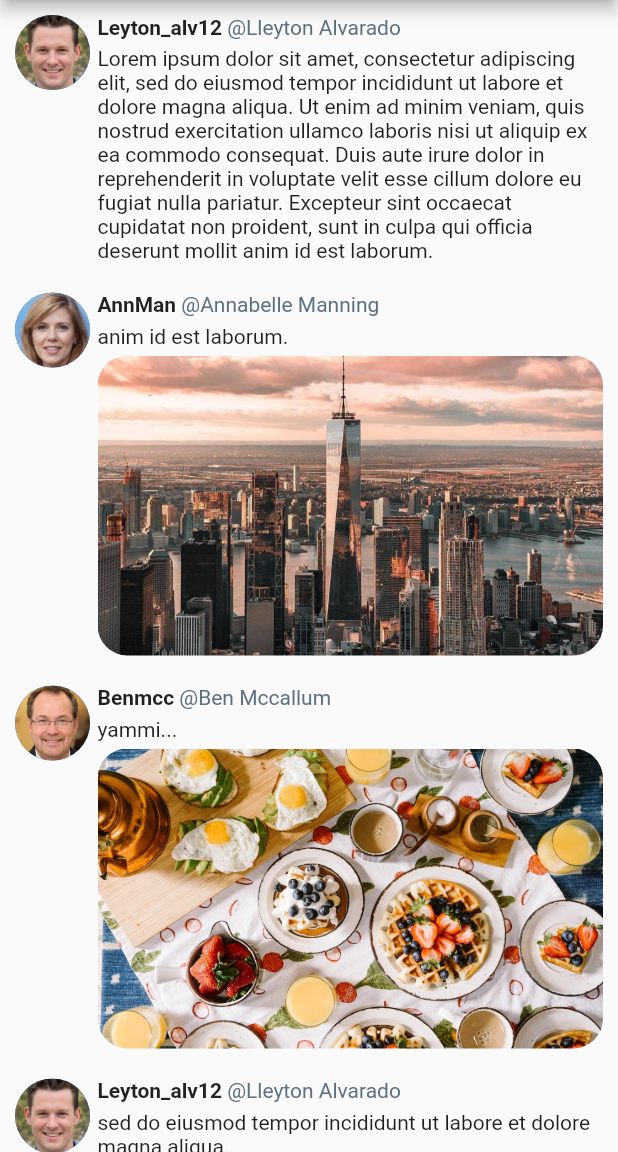
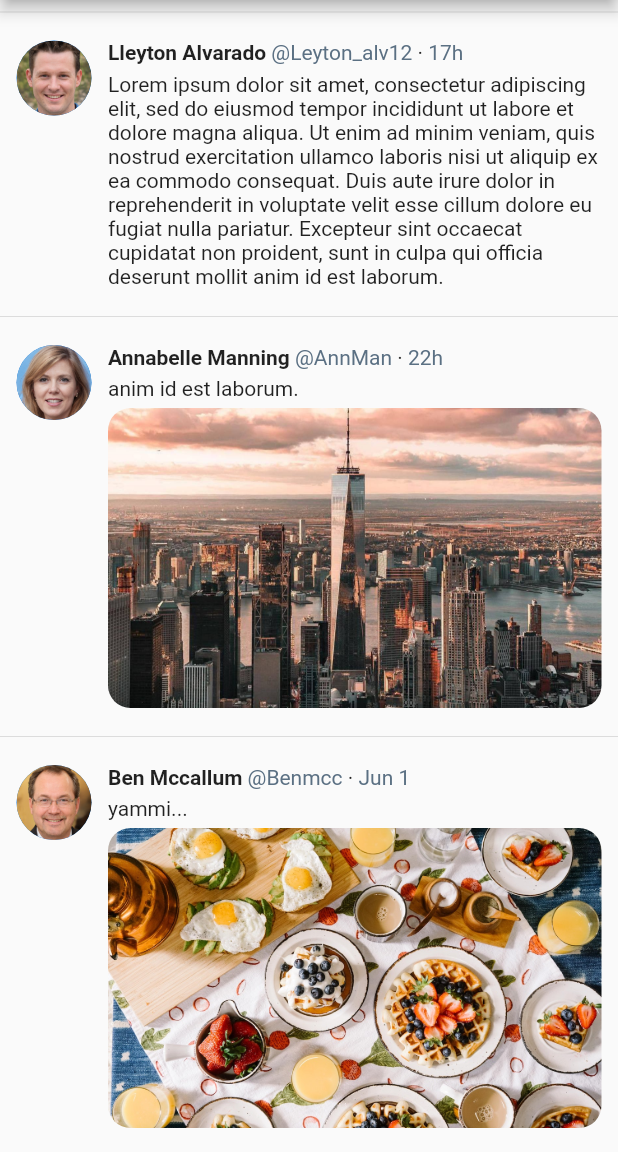
Before and after one commit to taldokh/twitter_clone, a Flutter app: the screen it shows after launch, on a phone screen of 412 x 824 dp, the part 84-1236 px from its top. Run offline on Flutter 3.47's test engine with Material 2 defaults, Android fonts, the light colour scheme and no system bars.

Commit message:
add time to post header and dividers between posts

```diff
--- a/FlutterFrontend/lib/data.dart
+++ b/FlutterFrontend/lib/data.dart
@@ -8,8 +8,8 @@ import 'package:flutter/material.dart';
 List<User> users = [
   User(
       1,
+      "Ben Mccallum",
       "Benmcc",
-      "Ben Mccallum",
       "Benmccall8349@gmail.com",
       "Politician, fighting agains climate change",
       Image.asset(
@@ -21,8 +21,8 @@ List<User> users = [
       []),
   User(
       2,
+      "Lleyton Alvarado",
       "Leyton_alv12",
-      "Lleyton Alvarado",
       "mawicah179124@gmail.com",
       "Paleontologist, Live in new york",
       Image.asset(
@@ -34,8 +34,8 @@ List<User> users = [
       []),
   User(
       3,
+      "Annabelle Manning",
       "AnnMan",
-      "Annabelle Manning",
       "Annman3213@gmail.com",
       "",
       Image.asset(
@@ -55,7 +55,7 @@ List<Post> posts = [
           'Lorem ipsum dolor sit amet, consectetur adipiscing elit, sed do eiusmod tempor incididunt ut labore et dolore magna aliqua. Ut enim ad minim veniam, quis nostrud exercitation ullamco laboris nisi ut aliquip ex ea commodo consequat. Duis aute irure dolor in reprehenderit in voluptate velit esse cillum dolore eu fugiat nulla pariatur. Excepteur sint occaecat cupidatat non proident, sunt in culpa qui officia deserunt mollit anim id est laborum.'),
       [1, 3],
       List.empty(),
-      DateTime(2017)),
+      '17h'),
   Post(
       2,
       3,
@@ -66,7 +66,7 @@ List<Post> posts = [
           'anim id est laborum.'),
       [1, 3],
       List.empty(),
-      DateTime(2017)),
+      '22h'),
   Post(
       3,
       1,
@@ -78,7 +78,7 @@ List<Post> posts = [
           'yammi...'),
       [1, 3],
       List.empty(),
-      DateTime(2017)),
+      'Jun 1'),
   Post(
       4,
       2,
@@ -86,7 +86,7 @@ List<Post> posts = [
           'sed do eiusmod tempor incididunt ut labore et dolore magna aliqua.'),
       [1, 3],
       List.empty(),
-      DateTime(2017)),
+      'May 20'),
   Post(
       5,
       3,
@@ -95,5 +95,5 @@ List<Post> posts = [
       )),
       [1, 3],
       List.empty(),
-      DateTime(2017)),
+      'Apr 8'),
 ];
--- a/FlutterFrontend/lib/models/fetched_post.dart
+++ b/FlutterFrontend/lib/models/fetched_post.dart
@@ -6,7 +6,7 @@ class FetchedPost {
   final Image _userImage;
   final String _name;
   final String _handle;
-  final DateTime _uploadTime;
+  final String _uploadTime;
   final Content _content;
 
   FetchedPost(this._userImage, this._name, this._handle, this._uploadTime,
@@ -18,7 +18,7 @@ class FetchedPost {
 
   String get handle => this._handle;
 
-  DateTime get uploadTime => this._uploadTime;
+  String get uploadTime => this._uploadTime;
 
   Content get content => this._content;
 }
--- a/FlutterFrontend/lib/models/post.dart
+++ b/FlutterFrontend/lib/models/post.dart
@@ -7,7 +7,7 @@ class Post {
   final Content _content;
   final List<int> _likes;
   final List<Comment> _comments;
-  final DateTime _uploadTime;
+  final String _uploadTime;
 
   Post(
       this._postId, this._userId, this._content, this._likes, this._comments, this._uploadTime);
@@ -22,5 +22,5 @@ class Post {
 
   List<Comment> get comments => this._comments;
 
-  DateTime get uploadTime => this._uploadTime;
+  String get uploadTime => this._uploadTime;
 }
--- /dev/null
+++ b/FlutterFrontend/lib/widgets/post_header.dart
@@ -0,0 +1,39 @@
+import 'package:flutter/material.dart';
+import 'package:intl/intl.dart';
+
+class PostHeader extends StatelessWidget {
+  final String _name;
+  final String _handle;
+  final String _uploadTime;
+  static const String _AtSymbol = '@';
+  static const int _HandleCOlor = 0xFF5B7083;
+  static const int _UploadTimeCOlor = 0xFF5B7083;
+  static const String _UploadTimeSeperator = ' · ';
+
+  PostHeader(this._name, this._handle, this._uploadTime);
+
+  @override
+  Widget build(BuildContext context) {
+    return Row(
+      children: [
+        Text(
+          this._name,
+          overflow: TextOverflow.clip,
+          style: TextStyle(fontWeight: FontWeight.bold),
+        ),
+        Text(' '),
+        Text(
+          _AtSymbol + this._handle,
+          overflow: TextOverflow.clip,
+          style: TextStyle(color: Color(_HandleCOlor)),
+        ),
+        Text(_UploadTimeSeperator),
+        Text(
+          this._uploadTime,
+          overflow: TextOverflow.clip,
+          style: TextStyle(color: Color(_UploadTimeCOlor)),
+        ),
+      ],
+    );
+  }
+}
--- a/FlutterFrontend/lib/widgets/post_image.dart
+++ b/FlutterFrontend/lib/widgets/post_image.dart
@@ -2,7 +2,7 @@ import 'package:flutter/material.dart';
 import '../models/image_and_text_content.dart';
 
 class PostImage extends StatelessWidget {
-  static const double _imageRadius = 20.0;
+  static const double _imageRadius = 15.0;
   final ImageProvider _imageProvider;
 
   PostImage(this._imageProvider);
--- a/FlutterFrontend/lib/widgets/user_avatar.dart
+++ b/FlutterFrontend/lib/widgets/user_avatar.dart
@@ -14,10 +14,7 @@ class UserAvatar extends StatelessWidget {
 
   @override
   Widget build(BuildContext context) {
-    return Container(
-      child: CircleAvatar(
-          radius: this._avatarCircleRadius,
-          backgroundImage: this._imageProvider),
-    );
+    return CircleAvatar(
+        radius: this._avatarCircleRadius, backgroundImage: this._imageProvider);
   }
 }
--- a/FlutterFrontend/lib/widgets/user_post.dart
+++ b/FlutterFrontend/lib/widgets/user_post.dart
@@ -1,67 +1,58 @@
+import 'package:flutter/material.dart';
+import 'package:intl/intl.dart';
 import 'package:FlutterFrontend/models/image_and_text_content.dart';
 import 'package:FlutterFrontend/models/image_content.dart';
 import 'package:FlutterFrontend/models/text_content.dart';
 import '../models/content.dart';
-import 'package:flutter/material.dart';
 import '../models/fetched_post.dart';
 import './post_text.dart';
 import './user_avatar.dart';
 import './post_image.dart';
+import './post_header.dart';
 
 // a widget that determines
 class UserPost extends StatelessWidget {
   final FetchedPost _fetchedPost;
-  static const double _PostVerticalMargin = 10;
-  static const double _ContentVerticalMargin = 5;
-  static const String _AtSymbol = '@';
+  static const double _PostVerticalMargin = 11;
+  static const double _AvatarRightPadding = 11;
 
   UserPost(this._fetchedPost);
 
   @override
   Widget build(BuildContext context) {
-    return Container(
+    return Column(children: [
+      Divider(),
+      Container(
         margin: EdgeInsets.all(_PostVerticalMargin),
         child: Row(
           crossAxisAlignment: CrossAxisAlignment.start,
           children: [
-          UserAvatar(this._fetchedPost.userImage.image),
+            Container(
+                margin: EdgeInsets.only(right: _AvatarRightPadding),
+                child: UserAvatar(this._fetchedPost.userImage.image)),
             Flexible(
               child: Container(
-              margin: EdgeInsets.only(left: 5),
                 child: Column(
                   crossAxisAlignment: CrossAxisAlignment.start,
                   children: [
-                  Row(
-                    children: [
-                      Text(
-                        this._fetchedPost.name,
-                        overflow: TextOverflow.clip,
-                        style: TextStyle(fontWeight: FontWeight.bold),
-                      ),
-                      Text(' '),
-                      Text(
-                        _AtSymbol + this._fetchedPost.handle,
-                        overflow: TextOverflow.clip,
-                        style: TextStyle(color: Color(0xFF5B7083)),
-                      ),
-                    ],
-                  ),
+                    PostHeader(this._fetchedPost.name, this._fetchedPost.handle,
+                        this._fetchedPost.uploadTime),
                     Container(
                         margin: EdgeInsets.only(top: 5),
-                      child: contentType(this._fetchedPost.content))
+                        child: this._contentType(this._fetchedPost.content))
                   ],
                 ),
               ),
             )
           ],
         ),
-    );
-  }
+      ),
+    ]);
   }
 
   // returns a widget based on the post content type.
 // by comparing the runtimetype of the content object with the exact content classes
-Widget contentType(Content content) {
+  Widget _contentType(Content content) {
     Widget contentWidget;
     if (content.runtimeType == TextContent) {
       TextContent textContent = content;
@@ -83,3 +74,4 @@ Widget contentType(Content content) {
     } else {}
     return contentWidget;
   }
+}
```
Also changed, not shown: FlutterFrontend/pubspec.lock. Lines whose indentation alone changed are shown as unchanged.
